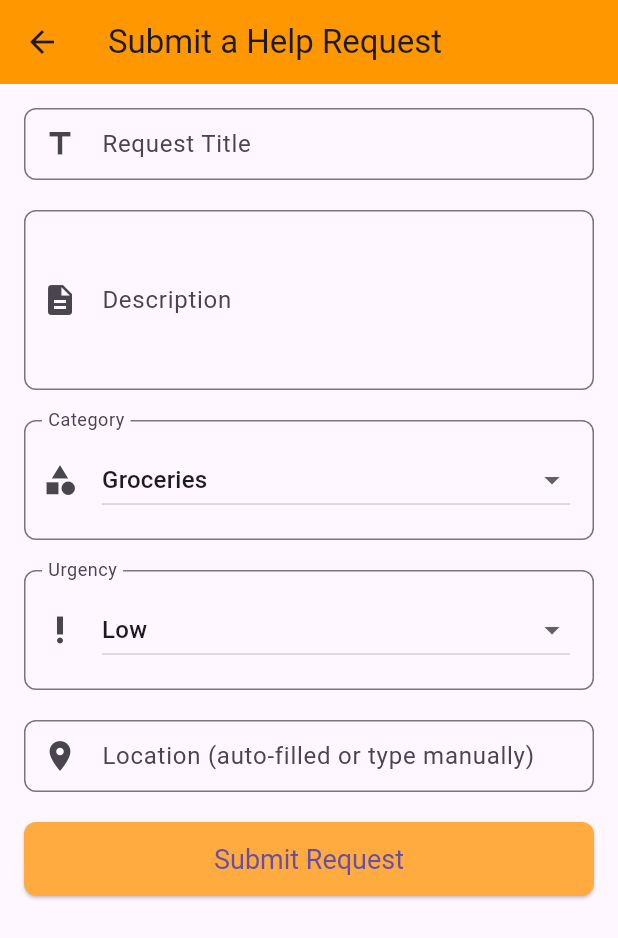
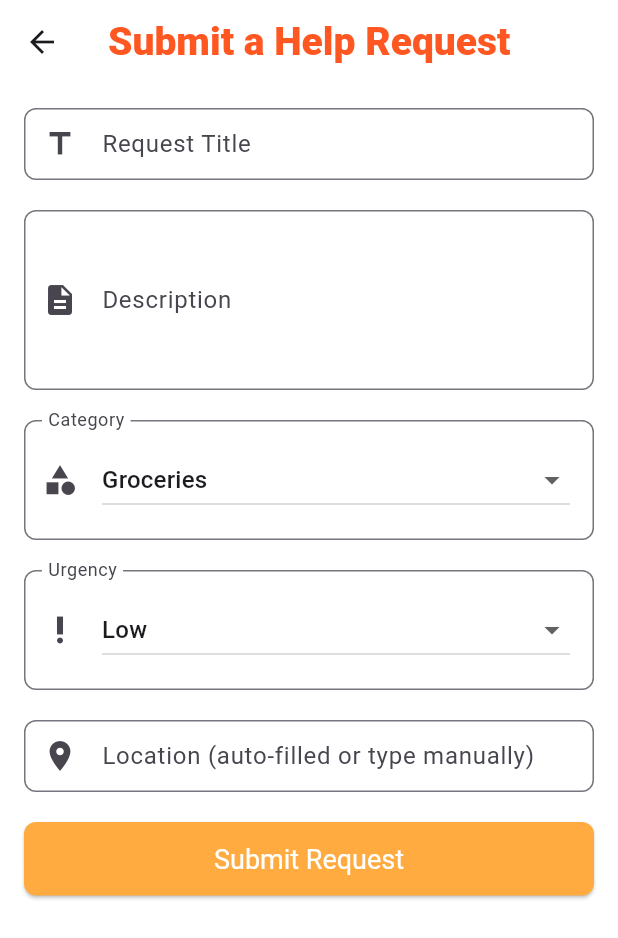
Before and after one commit to DuckyCS8888/caremate, a Flutter app: the HelpForumPage screen opened directly, after a tap on "Help", on a phone screen of 412 x 824 dp. Shown: the top 938 px of the screen. Run offline on Flutter 3.47's test engine with Material 3 defaults, Android fonts, the phone set to English and light mode, and no system bars; our stand-ins replace cloud_firestore, firebase_auth, firebase_core, flutter_image_compress, flutter_local_notifications, geolocator and 5 more; missing offline and left inert: firebase_ui_auth; accounts and stored records are empty.

Commit message:
zy help request sun 00:21 am

```diff
--- a/lib/help_forum/help_forum.dart
+++ b/lib/help_forum/help_forum.dart
@@ -1,4 +1,6 @@
 import 'package:flutter/material.dart';
+import 'package:google_fonts/google_fonts.dart';
+import '../ngo_page.dart';
 import 'help_request.dart';
 import 'package:projects/home.dart';
 import 'package:projects/volunteer_request.dart';
@@ -10,9 +12,13 @@ class HelpForumPage extends StatelessWidget {
       appBar: AppBar(
         title: Text(
           'Help Forum',
-          style: TextStyle(fontWeight: FontWeight.bold),
+          style: GoogleFonts.comicNeue(
+            fontSize: 26,
+            fontWeight: FontWeight.w900,
+            color: Colors.deepOrange,
+          ),
         ),
-        backgroundColor: Colors.blue,
+        backgroundColor: Colors.white,
         leading: IconButton(
           icon: Icon(Icons.arrow_back),
           onPressed: () {
@@ -22,7 +28,27 @@ class HelpForumPage extends StatelessWidget {
             ); // Navigate to MainPage
           },
         ),
+        actions: [
+          TextButton(
+            onPressed: () {
+              Navigator.push(
+                context,
+                MaterialPageRoute(builder: (context) => NGOPage()), // Navigate to NGOPage
+              );
+            },
+            child: Text(
+              'NGO Services',
+              style: TextStyle(
+                color: Colors.deepOrange, // Text color for the button
+                fontWeight: FontWeight.bold,
+                decoration: TextDecoration.underline, // Underline the text
+              ),
+            ),
+          ),
+        ],
       ),
+
+      backgroundColor: Colors.white,
       body: SingleChildScrollView( // Allow the content to scroll
         child: Center( // Centering the content
           child: Column(
@@ -57,7 +83,7 @@ class HelpForumPage extends StatelessWidget {
                     Text(
                       'Help',
                       style: TextStyle(
-                        fontSize: 18.0,
+                        fontSize: 20.0,
                         fontWeight: FontWeight.bold,
                         color: Colors.white,
                       ),
@@ -93,7 +119,7 @@ class HelpForumPage extends StatelessWidget {
                     Text(
                       'Volunteer',
                       style: TextStyle(
-                        fontSize: 18.0,
+                        fontSize: 20.0,
                         fontWeight: FontWeight.bold,
                         color: Colors.white,
                       ),
--- a/lib/help_forum/help_request.dart
+++ b/lib/help_forum/help_request.dart
@@ -2,6 +2,7 @@ import 'package:firebase_auth/firebase_auth.dart';
 import 'package:flutter/material.dart';
 import 'package:geolocator/geolocator.dart';
 import 'package:cloud_firestore/cloud_firestore.dart';
+import 'package:google_fonts/google_fonts.dart';
 import 'package:permission_handler/permission_handler.dart';
 
 import 'help_forum.dart';
@@ -103,8 +104,13 @@ class _HelpRequestPageState extends State<HelpRequestPage> {
     return Scaffold(
       appBar: AppBar(
         automaticallyImplyLeading: false,
-        title: Text('Submit a Help Request'),
-        backgroundColor: Colors.orange,
+        title: Text('Submit a Help Request',style: GoogleFonts.comicNeue(
+          fontSize: 26,
+          fontWeight: FontWeight.w900,
+          color: Colors.deepOrange,
+        ),
+        ),
+        backgroundColor: Colors.white,
         leading: IconButton(
           icon: Icon(Icons.arrow_back),
           onPressed: () {
@@ -115,6 +121,7 @@ class _HelpRequestPageState extends State<HelpRequestPage> {
           },
         ),
       ),
+      backgroundColor: Colors.white,
       body: Padding(
         padding: const EdgeInsets.all(16.0),
         child: Form(
@@ -263,7 +270,12 @@ class _HelpRequestPageState extends State<HelpRequestPage> {
               // Submit Button with Style
               ElevatedButton(
                 onPressed: _submitRequest,
-                child: Text('Submit Request'),
+                child: Text(
+                  'Submit Request',
+                  style: TextStyle(
+                    color: Colors.white,
+                  ),
+                ),
                 style: ElevatedButton.styleFrom(
                   padding: EdgeInsets.symmetric(vertical: 14),
                   backgroundColor: Colors.orangeAccent,
--- a/lib/ngo_details.dart
+++ b/lib/ngo_details.dart
@@ -28,6 +28,7 @@ class NGODetailPage extends StatelessWidget {
         ),),
         backgroundColor: Colors.white,
       ),
+      backgroundColor: Colors.white,
       body: Padding(
         padding: const EdgeInsets.all(16.0),
         child: SingleChildScrollView(
```
